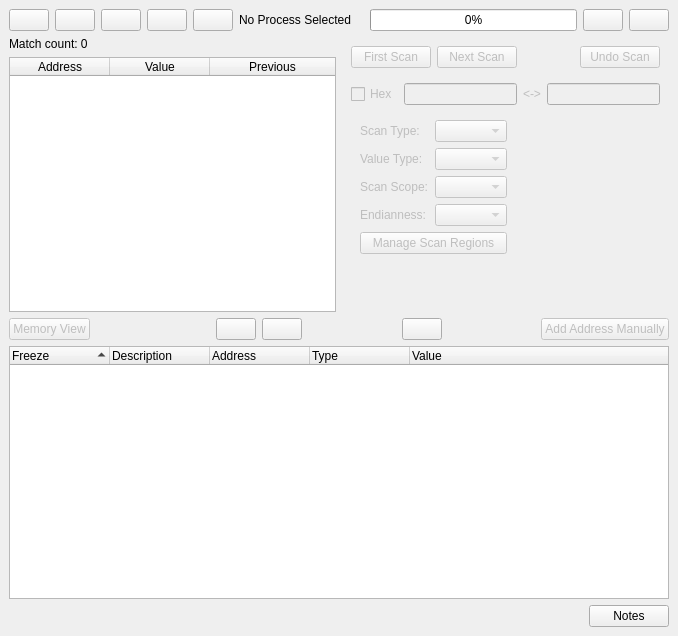
First picture: the form in GUI/MainWindow.ui, repository korcankaraokcu/PINCE, before the edit.
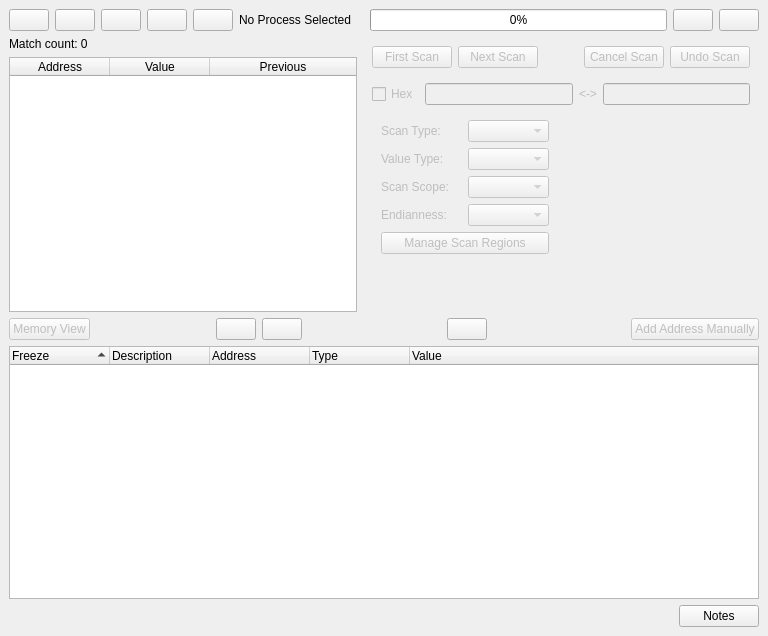
Second picture: the form after the edit. Custom widgets are drawn as their Qt base class.

Commit message: Add cancel scan button

The edit to the form file:
```diff
--- a/GUI/MainWindow.ui
+++ b/GUI/MainWindow.ui
@@ -6,7 +6,7 @@
    <rect>
     <x>0</x>
     <y>0</y>
-    <width>678</width>
+    <width>768</width>
     <height>636</height>
    </rect>
   </property>
@@ -279,6 +279,13 @@
              </property>
             </spacer>
            </item>
+           <item>
+            <widget class="QPushButton" name="pushButton_CancelScan">
+             <property name="text">
+              <string>Cancel Scan</string>
+             </property>
+            </widget>
+           </item>
            <item>
             <widget class="QPushButton" name="pushButton_UndoScan">
              <property name="text">
```
Left out of the diff: 32 changed lines with no effect on the pictures. The commit also changes 41 other files.
